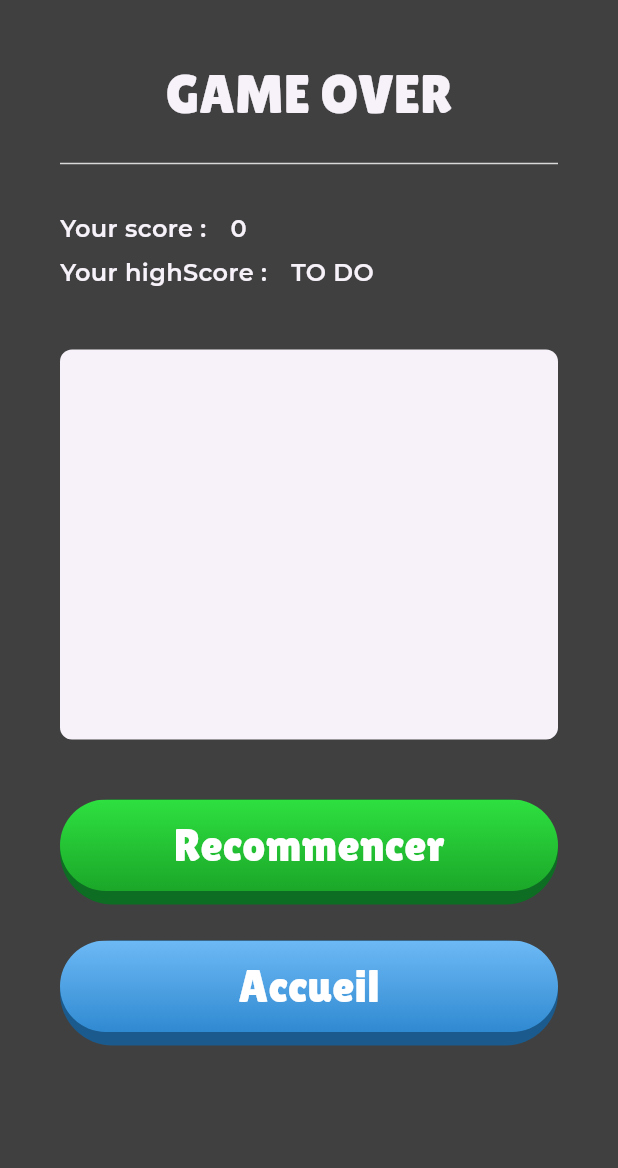
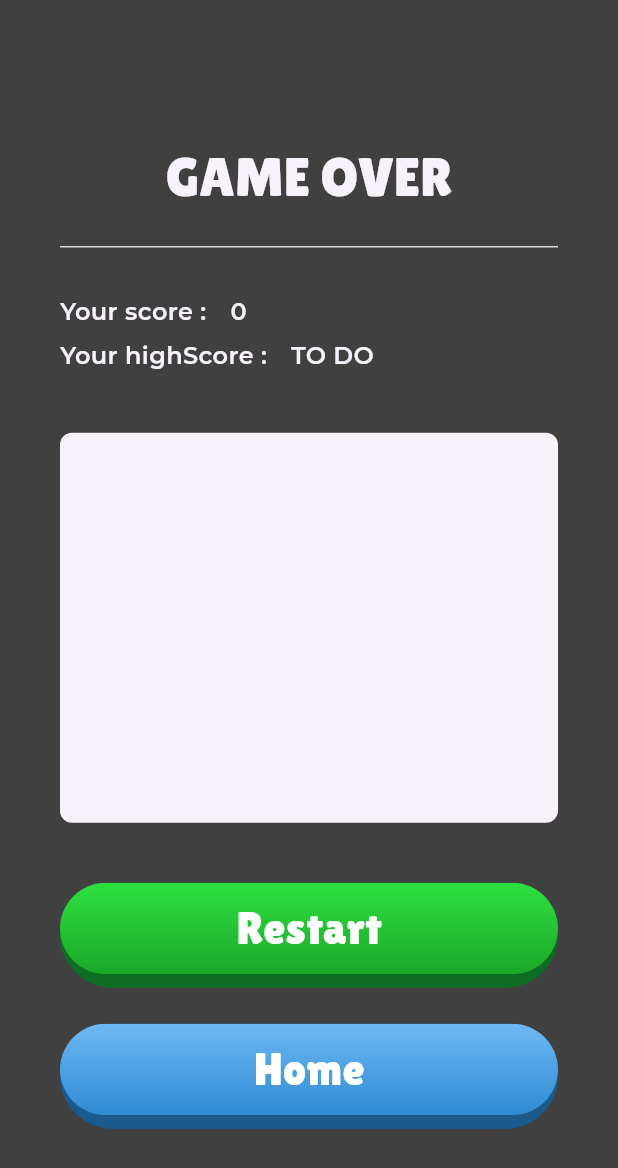
Before and after one commit to ant0nit0/BinSwap, a Flutter app: the EndGameScreen screen opened directly with empty values, on a phone screen of 412 x 824 dp. Shown: the top 1168 px of the screen. Run offline on Flutter 3.47's test engine with Material 3 defaults, Android fonts, the phone set to English and light mode, and no system bars; our stand-ins replace flutter_hooks, flutter_riverpod, flutter_svg, flutter_translate, hooks_riverpod, riverpod and 1 more; missing offline and left inert: flame; generated files the repository leaves out were written again.

```diff
--- a/lib/game/overlays/end_game_screen.dart
+++ b/lib/game/overlays/end_game_screen.dart
@@ -27,6 +27,7 @@ class EndGameScreen extends StatelessWidget {
       color: neutralLight,
     );
     return BlurredScaffold(
+      mainAxisAlignment: MainAxisAlignment.center,
       title: translate('endGame.title'),
       child: Column(
         mainAxisAlignment: MainAxisAlignment.center,
--- a/lib/game/widgets/blurred_scaffold.dart
+++ b/lib/game/widgets/blurred_scaffold.dart
@@ -41,6 +41,18 @@ class BlurredScaffold extends StatelessWidget {
   /// [onClose] should not be null if this is true.
   final bool automaticallyImplementClosing;
 
+  /// Path of the background image.
+  ///
+  /// If null, no image will be displayed.
+  ///
+  /// If provided, the image will be displayed behind the blur, in fullscreen.
+  final String? backgroundImagePath;
+
+  /// Main axis alignment of the [Column] that contains the [title] and the [child].
+  ///
+  /// Default is [MainAxisAlignment.start].
+  final MainAxisAlignment mainAxisAlignment;
+
   const BlurredScaffold({
     this.child,
     this.padding = const EdgeInsets.symmetric(
@@ -50,6 +62,8 @@ class BlurredScaffold extends StatelessWidget {
     this.bgOpacity = .75,
     this.sigma = 2.5,
     this.automaticallyImplementClosing = false,
+    this.backgroundImagePath,
+    this.mainAxisAlignment = MainAxisAlignment.start,
     this.title,
     this.onClose,
     super.key,
@@ -61,16 +75,27 @@ class BlurredScaffold extends StatelessWidget {
   @override
   Widget build(BuildContext context) {
     return Scaffold(
+      extendBodyBehindAppBar: true,
       backgroundColor: Colors.transparent,
-      body: BackdropFilter(
+      body: Stack(
+        children: [
+          if (backgroundImagePath != null)
+            Positioned.fill(
+              child: Image.asset(
+                backgroundImagePath!,
+                fit: BoxFit.cover,
+              ),
+            ),
+          Positioned.fill(
+            child: BackdropFilter(
               filter: ImageFilter.blur(sigmaX: sigma, sigmaY: sigma),
               child: Container(
                 decoration: BoxDecoration(
                   color: Colors.black.withOpacity(bgOpacity),
                 ),
-          width: double.infinity,
-          child: Stack(
-            children: [
+              ),
+            ),
+          ),
           if (automaticallyImplementClosing)
             Positioned(
               top: 0,
@@ -92,15 +117,14 @@ class BlurredScaffold extends StatelessWidget {
             child: Padding(
               padding: padding,
               child: Column(
+                mainAxisAlignment: mainAxisAlignment,
                 children: [
                   if (title != null) ...[
                     const SizedBox(height: kDefaultPadding),
                     Text(
                       title!,
-                          style: Theme.of(context)
-                              .textTheme
-                              .headlineLarge
-                              ?.copyWith(
+                      style:
+                          Theme.of(context).textTheme.headlineLarge?.copyWith(
                                 color: neutralLight,
                                 fontSize: 36.0,
                                 fontFamily: 'LilitaOne',
@@ -120,8 +144,6 @@ class BlurredScaffold extends StatelessWidget {
           ),
         ],
       ),
-        ),
-      ),
     );
   }
 }
--- a/lib/ui/widgets/lang_settings_selector.dart
+++ b/lib/ui/widgets/lang_settings_selector.dart
@@ -26,9 +26,9 @@ class LangSettingsSelector extends HookConsumerWidget {
         GestureDetector(
           onTap: () {
             if (currentLang == 'en') {
-              ref.read(langProvider.notifier).changeLang('fr');
+              ref.read(langProvider.notifier).changeLang('fr', context);
             } else {
-              ref.read(langProvider.notifier).changeLang('en');
+              ref.read(langProvider.notifier).changeLang('en', context);
             }
           },
           child: KSVG(
--- a/pubspec.yaml
+++ b/pubspec.yaml
@@ -24,6 +24,8 @@ dependencies:
   flutter_riverpod: ^2.3.6
   flutter_svg: ^2.0.5
   flutter_translate: ^4.0.4
+  flutter_localizations:
+    sdk: flutter
   freezed_annotation: ^2.2.0
   hooks_riverpod: ^2.3.6
   intl: ^0.18.1
```
Also changed, not shown: assets/i18n/en.json (+19 -19 lines), assets/i18n/fr.json (+11 -11 lines), lib/game/kgame.dart (+3 -5 lines), lib/game/overlays/settings_game_dialog.dart (+10 -2 lines), lib/main.dart (+27 -2 lines), lib/providers/lang.dart (+7 -3 lines), lib/ui/screens/home_screen.dart (+11 -6 lines), lib/ui/screens/settings_screen.dart (+11 -5 lines), pubspec.lock. Lines whose indentation alone changed are shown as unchanged.
